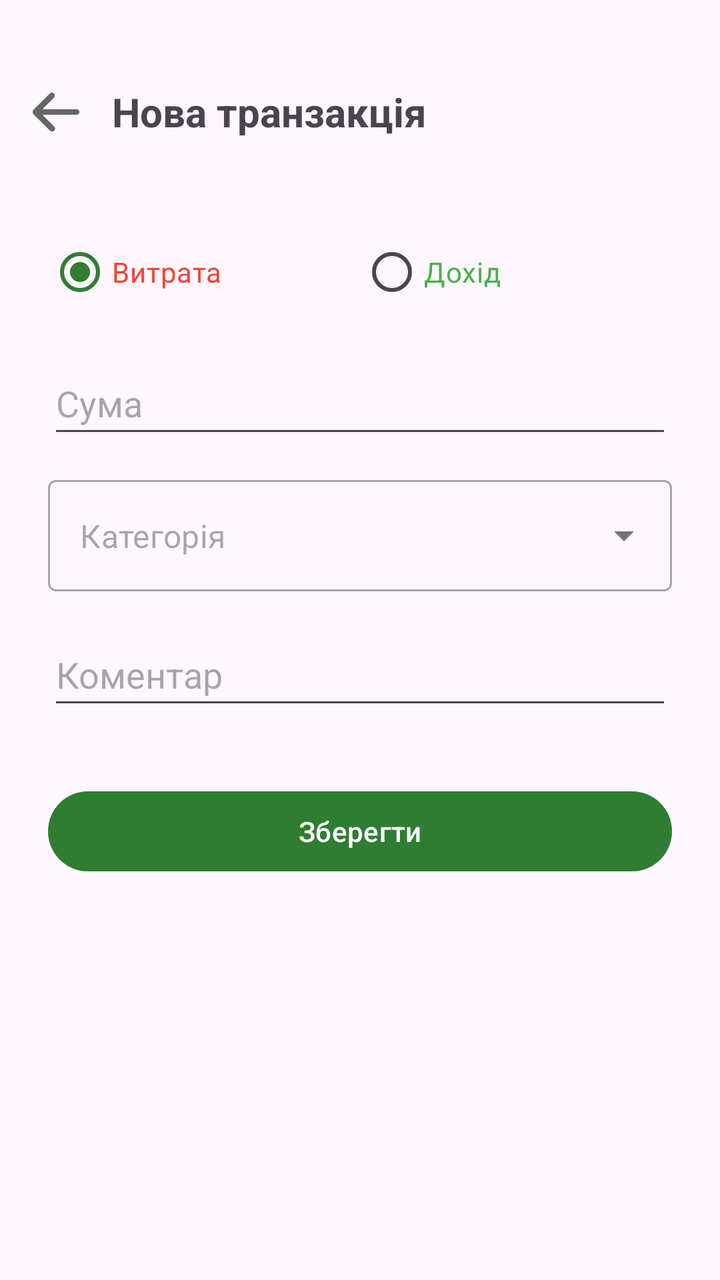
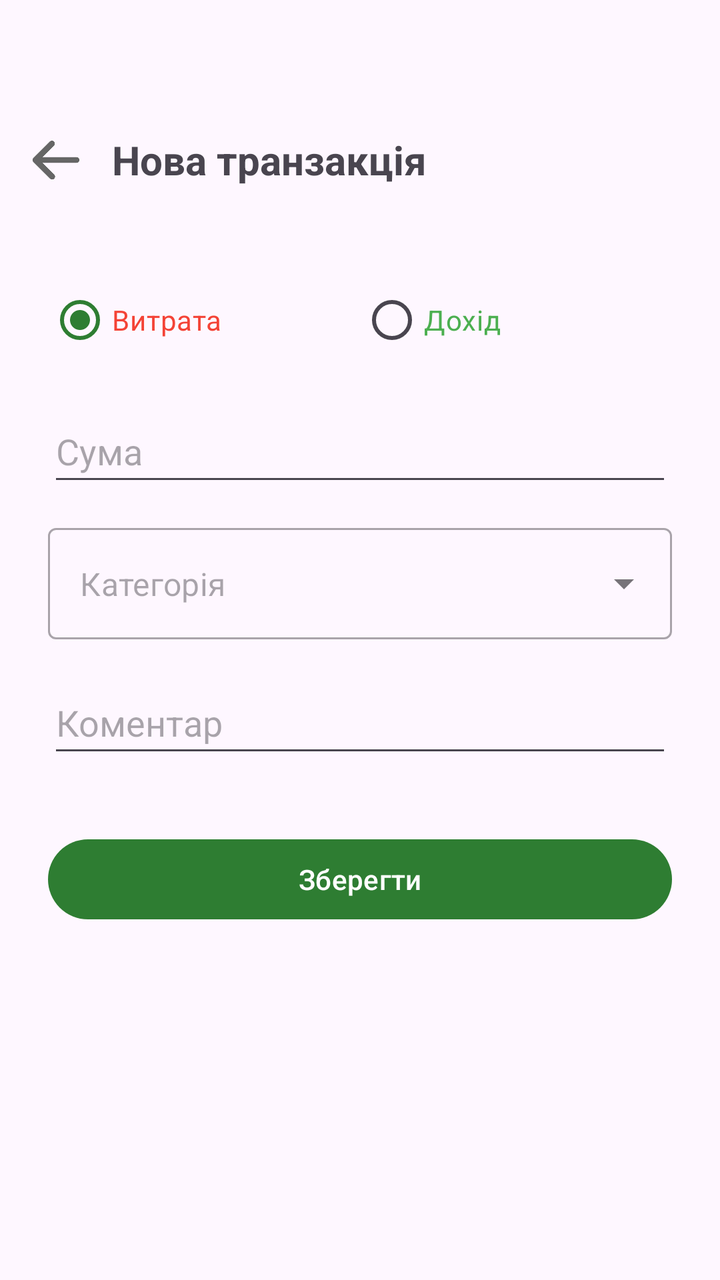

Before-and-after screenshots of an Android layout around one commit, followed by the original layout XML and the change that was made.
<!-- AndroidManifest.xml: application theme Theme.MyFinance -->
<!-- res/layout/activity_add_transaction.xml -->
<?xml version="1.0" encoding="utf-8"?>
<androidx.constraintlayout.widget.ConstraintLayout xmlns:android="http://schemas.android.com/apk/res/android"
    xmlns:app="http://schemas.android.com/apk/res-auto"
    xmlns:tools="http://schemas.android.com/tools"
    android:layout_width="match_parent"
    android:layout_height="match_parent"
    tools:context=".AddTransactionActivity">

    <LinearLayout
        android:id="@+id/toolbar"
        android:layout_width="match_parent"
        android:layout_height="wrap_content"
        android:layout_marginTop="24dp"
        android:gravity="center_vertical"
        android:minHeight="?attr/actionBarSize"
        android:orientation="horizontal"
        android:paddingHorizontal="16dp"
        app:layout_constraintTop_toTopOf="parent">

        <ImageView
            android:id="@+id/btnBack"
            android:layout_width="24dp"
            android:layout_height="24dp"
            android:contentDescription="Назад"
            android:src="@drawable/ic_back_arrow" />

        <TextView
            android:id="@+id/tvTitle"
            android:layout_width="wrap_content"
            android:layout_height="wrap_content"
            android:layout_marginStart="16dp"
            android:text="Нова транзакція"
            android:textSize="20sp"
            android:textStyle="bold" />
    </LinearLayout>

    <ScrollView
        android:layout_width="match_parent"
        android:layout_height="0dp"
        app:layout_constraintBottom_toBottomOf="parent"
        app:layout_constraintTop_toBottomOf="@id/toolbar">

        <LinearLayout
            android:layout_width="match_parent"
            android:layout_height="wrap_content"
            android:orientation="vertical"
            android:padding="24dp">

            <RadioGroup
                android:id="@+id/radioGroupType"
                android:layout_width="match_parent"
                android:layout_height="wrap_content"
                android:orientation="horizontal">

                <RadioButton
                    android:id="@+id/rbExpense"
                    android:layout_width="0dp"
                    android:layout_height="wrap_content"
                    android:layout_weight="1"
                    android:checked="true"
                    android:text="Витрата"
                    android:textColor="#F44336" />

                <RadioButton
                    android:id="@+id/rbIncome"
                    android:layout_width="0dp"
                    android:layout_height="wrap_content"
                    android:layout_weight="1"
                    android:text="Дохід"
                    android:textColor="#4CAF50" />
            </RadioGroup>

            <EditText
                android:id="@+id/etAmount"
                android:layout_width="match_parent"
                android:layout_height="wrap_content"
                android:layout_marginTop="16dp"
                android:hint="Сума"
                android:inputType="numberDecimal"
                android:minHeight="48dp" />

            <com.google.android.material.textfield.TextInputLayout
                style="@style/Widget.MaterialComponents.TextInputLayout.OutlinedBox.ExposedDropdownMenu"
                android:layout_width="match_parent"
                android:layout_height="wrap_content"
                android:layout_marginTop="16dp"
                app:hintEnabled="false">

                <AutoCompleteTextView
                    android:id="@+id/etCategory"
                    android:layout_width="match_parent"
                    android:layout_height="wrap_content"
                    android:hint="Категорія"
                    android:inputType="none"
                    android:minHeight="48dp" />
            </com.google.android.material.textfield.TextInputLayout>

            <EditText
                android:id="@+id/etComment"
                android:layout_width="match_parent"
                android:layout_height="wrap_content"
                android:layout_marginTop="16dp"
                android:hint="Коментар"
                android:inputType="text|textCapSentences"
                android:minHeight="48dp" />

            <Button
                android:id="@+id/btnSaveTransaction"
                android:layout_width="match_parent"
                android:layout_height="wrap_content"
                android:layout_marginTop="32dp"
                android:text="Зберегти" />

        </LinearLayout>
    </ScrollView>

    <ProgressBar
        android:id="@+id/progressBar"
        android:layout_width="wrap_content"
        android:layout_height="wrap_content"
        android:visibility="gone"
        app:layout_constraintBottom_toBottomOf="parent"
        app:layout_constraintEnd_toEndOf="parent"
        app:layout_constraintStart_toStartOf="parent"
        app:layout_constraintTop_toTopOf="parent" />

</androidx.constraintlayout.widget.ConstraintLayout>
<!-- resources referenced by this layout -->
<resources>
  <!-- drawable ic_back_arrow: png bitmap (drawable, 5879 bytes) -->
  <style name="Theme.MyFinance" parent="Base.Theme.MyFinance" />
  <style name="Base.Theme.MyFinance" parent="Theme.Material3.DayNight.NoActionBar">
          <item name="colorPrimary">@color/primary_green</item>
          <item name="colorSecondary">@color/primary_green_light</item>
      </style>
  <color name="primary_green">#2E7D32</color>
  <color name="primary_green_light">#4CAF50</color>
</resources>

<!-- the commit's change to res/layout/activity_add_transaction.xml (unified diff, before → after) -->
@@ -10,7 +10,7 @@
         android:id="@+id/toolbar"
         android:layout_width="match_parent"
         android:layout_height="wrap_content"
-        android:layout_marginTop="24dp"
+        android:layout_marginTop="48dp"
         android:gravity="center_vertical"
         android:minHeight="?attr/actionBarSize"
         android:orientation="horizontal"
